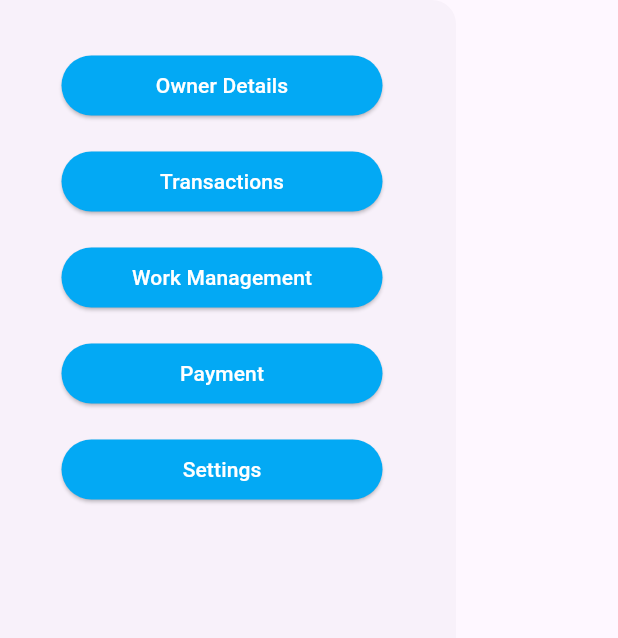
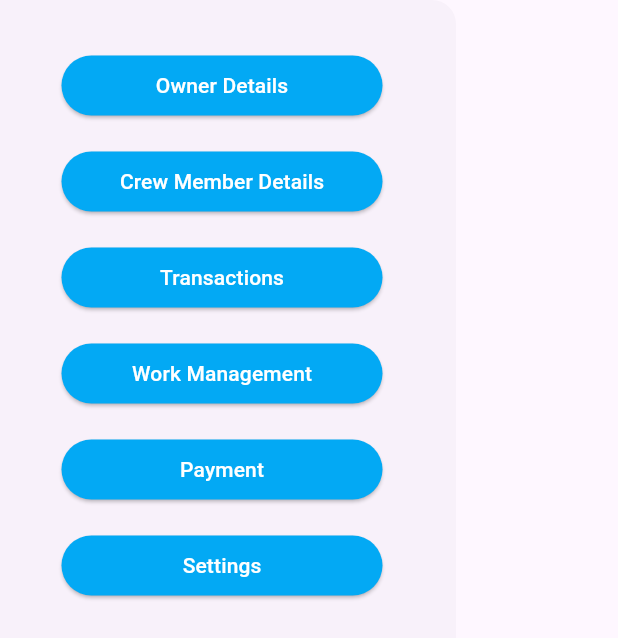
Before and after one commit to Praga3004/fishbook, a Flutter app: the LeftDashboard widget shown alone on an empty page, opened directly, on a phone screen of 412 x 824 dp. Shown: the top 638 px of the screen. Run offline on Flutter 3.47's test engine with Material 3 defaults, Android fonts, the phone set to English and light mode, and no system bars; our stand-ins replace cloud_firestore, firebase_auth, firebase_core, google_sign_in, shared_preferences; accounts and stored records are empty.

Commit message:
Crew Details Successfully added

```diff
--- a/lib/main.dart
+++ b/lib/main.dart
@@ -1,3 +1,4 @@
+import 'package:fishbook/crewmember.dart';
 import 'package:fishbook/login.dart';
 import 'package:fishbook/owenerdetails.dart';
 import 'package:fishbook/startup.dart';
@@ -56,7 +57,7 @@ class AuthenticationWrapper extends StatelessWidget {
             // Not authenticated, navigate to Login page
             return Navigator(
               onGenerateRoute: (routeSettings) {
-                return MaterialPageRoute(builder: (context) => Login());
+                return MaterialPageRoute(builder: (context) => const Login());
               },
             );
           } else {
@@ -214,6 +215,19 @@ class LeftDashboard extends StatelessWidget {
             ListTile(
               title: ElevatedButton(
                 onPressed: () {
+                     Navigator.push(
+          context,
+          MaterialPageRoute(builder: (context) => const crew()),
+        );
+                },
+                child: Text("Crew Member Details",
+                    style: TextStyle(color: Colors.white)),
+              ),
+              onTap: () {},
+            ),
+            ListTile(
+              title: ElevatedButton(
+                onPressed: () {
                   print("Item 1");
                 },
                 child: Text("Transactions",
```
Also changed, not shown: 1 other file.
